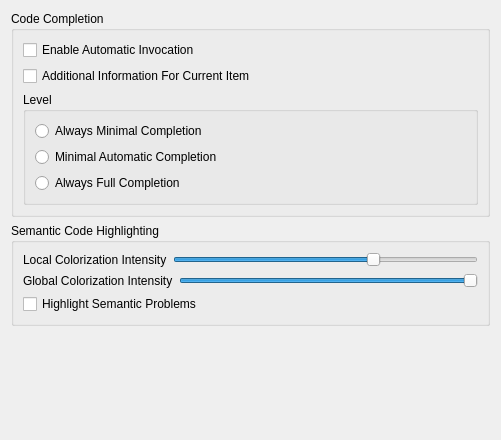
KDE/kdevelop, file shell/settings/ccsettings.ui: the form before one commit.
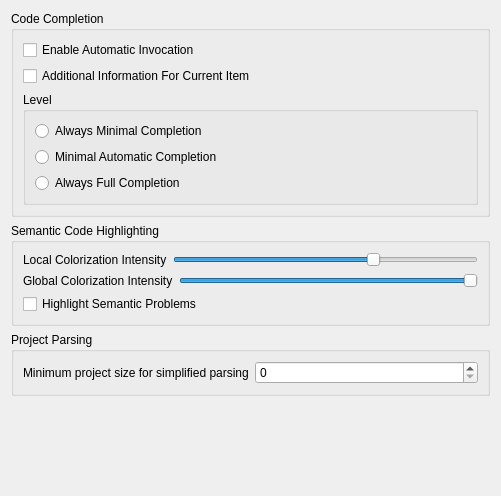
The form after the commit.

The edit to the form file:
```diff
--- a/shell/settings/ccsettings.ui
+++ b/shell/settings/ccsettings.ui
@@ -1,18 +1,18 @@
 <ui version="4.0" >
  <class>CCSettings</class>
- <widget class="QWidget" name="CCSettings" >
-  <property name="geometry" >
+ <widget class="QWidget" name="CCSettings">
+  <property name="geometry">
    <rect>
     <x>0</x>
     <y>0</y>
     <width>501</width>
-    <height>440</height>
+    <height>496</height>
    </rect>
   </property>
-  <layout class="QVBoxLayout" name="verticalLayout" >
-   <item>
-    <widget class="QGroupBox" name="groupBox" >
-     <property name="title" >
+  <layout class="QGridLayout" name="gridLayout_4">
+   <item row="0" column="0">
+    <widget class="QGroupBox" name="groupBox">
+     <property name="title">
       <string>Code Completion</string>
      </property>
      <layout class="QGridLayout" name="gridLayout_2" >
@@ -166,7 +166,53 @@
      </layout>
     </widget>
    </item>
-   <item>
+   <item row="2" column="0">
+    <widget class="QGroupBox" name="groupBox_3">
+     <property name="title">
+      <string>Project Parsing</string>
+     </property>
+     <layout class="QGridLayout" name="gridLayout_5">
+      <item row="0" column="0">
+       <layout class="QHBoxLayout" name="horizontalLayout">
+        <item>
+         <widget class="QLabel" name="label_2">
+          <property name="text">
+           <string>Minimum project size for simplified parsing</string>
+          </property>
+         </widget>
+        </item>
+        <item>
+         <widget class="QSpinBox" name="kcfg_minFilesForSimplifiedParsing">
+          <property name="minimumSize">
+           <size>
+            <width>100</width>
+            <height>0</height>
+           </size>
+          </property>
+          <property name="sizeIncrement">
+           <size>
+            <width>0</width>
+            <height>0</height>
+           </size>
+          </property>
+          <property name="toolTip">
+           <string>When a project contains more files than this number, the project will be
+parsed in simplified mode, increasing the efficiency by gathering less information.</string>
+          </property>
+          <property name="maximum">
+           <number>99999999</number>
+          </property>
+          <property name="singleStep">
+           <number>1000</number>
+          </property>
+         </widget>
+        </item>
+       </layout>
+      </item>
+     </layout>
+    </widget>
+   </item>
+   <item row="3" column="0">
     <spacer>
      <property name="orientation" >
       <enum>Qt::Vertical</enum>
```
Left out of the diff: 119 changed lines with no effect on the pictures.
